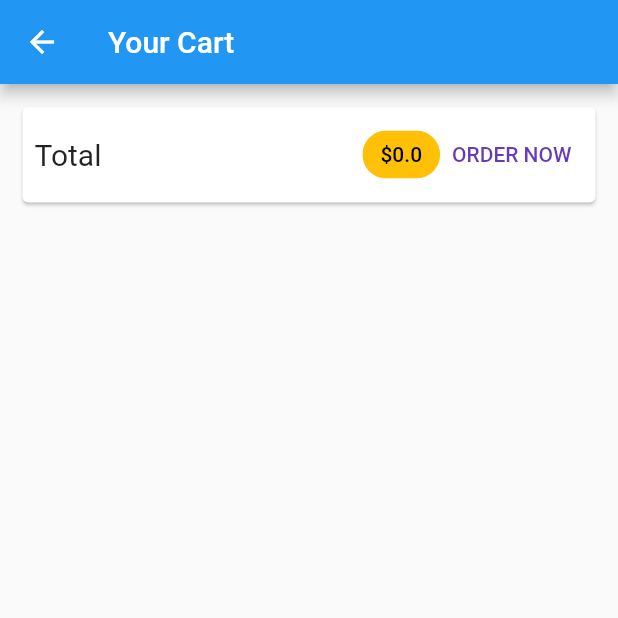
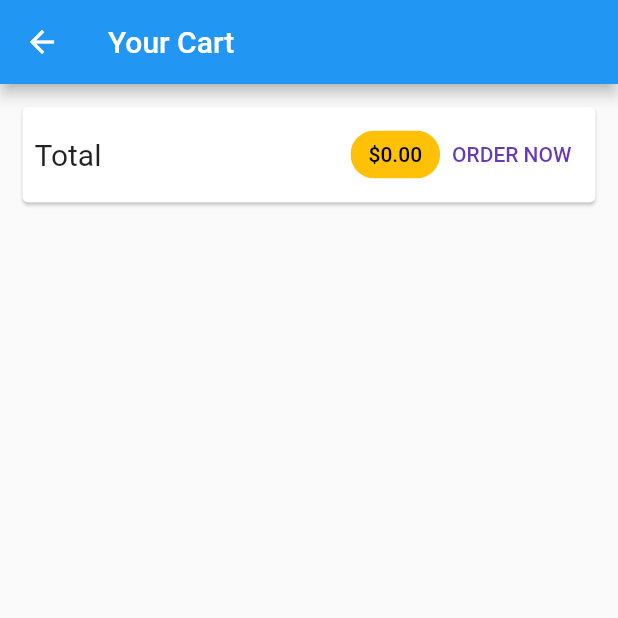
Before and after one commit to agiletechie/online-store-flutter-practice, a Flutter app: the CartScreen screen opened by its route, after a tap on "ORDER NOW", on a phone screen of 412 x 824 dp, the top half of it. Run offline on Flutter 3.47's test engine with Material 2 defaults, Android fonts, the phone set to English and light mode, and no system bars; network calls fail.

```diff
--- a/lib/screens/cart_screen.dart
+++ b/lib/screens/cart_screen.dart
@@ -1,6 +1,8 @@
+import 'package:eshop/screens/order_screen.dart';
 import 'package:flutter/material.dart';
 import 'package:provider/provider.dart';
 import '../providers/cart.dart';
+import '../providers/orders.dart';
 import '../widgets/cart_item_tile.dart';
 
 class CartScreen extends StatelessWidget {
@@ -32,14 +34,19 @@ class CartScreen extends StatelessWidget {
                   const Spacer(),
                   Chip(
                     label: Text(
-                      '\$${cart.totalAmount}',
+                      '\$${cart.totalAmount.toStringAsFixed(2)}',
                       style: const TextStyle(color: Colors.black),
                     ),
                     backgroundColor: Theme.of(context).colorScheme.secondary,
                   ),
                   TextButton(
                     child: const Text('ORDER NOW'),
-                    onPressed: () {},
+                    onPressed: () {
+                      Provider.of<Orders>(context, listen: false).addOrder(
+                          cart.cartItems.values.toList(), cart.totalAmount);
+                      cart.clear();
+                      Navigator.pushNamed(context, OrderScreen.routeName);
+                    },
                   ),
                 ],
               ),
--- a/lib/screens/home_screen.dart
+++ b/lib/screens/home_screen.dart
@@ -4,6 +4,7 @@ import 'package:provider/provider.dart';
 import 'cart_screen.dart';
 import '../widgets/products_gridview.dart';
 import '../widgets/badge.dart';
+import '../widgets/app_drawer.dart';
 
 enum Filter {
   favourites,
@@ -65,6 +66,7 @@ class _HomeScreenState extends State<HomeScreen> {
           ),
         ],
       ),
+      drawer: const AppDrawer(),
       body: ProductsGridView(showFavOnly: _showOnlyFavourites),
     );
   }
```
